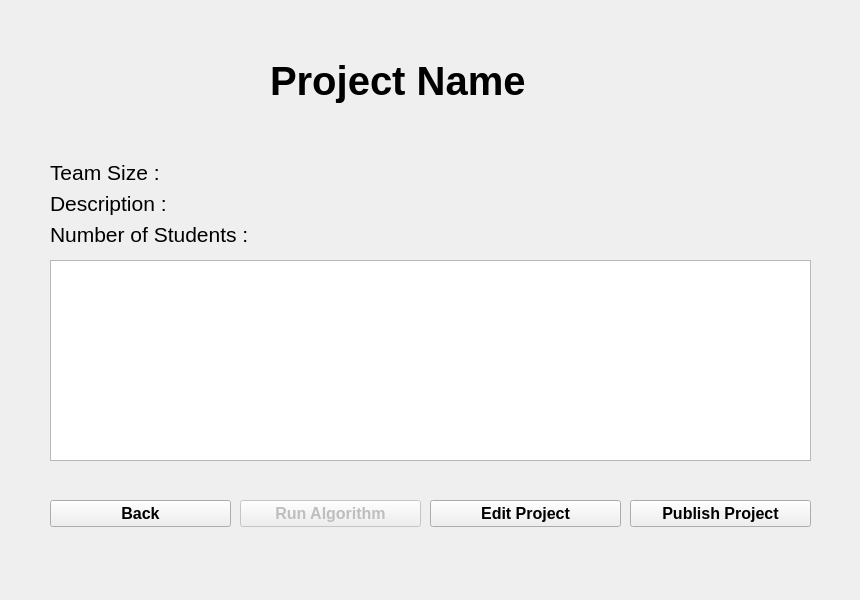
Above: project_files/projectpage.ui from aboodmufti/cupid before the change. Below: the same form after it.
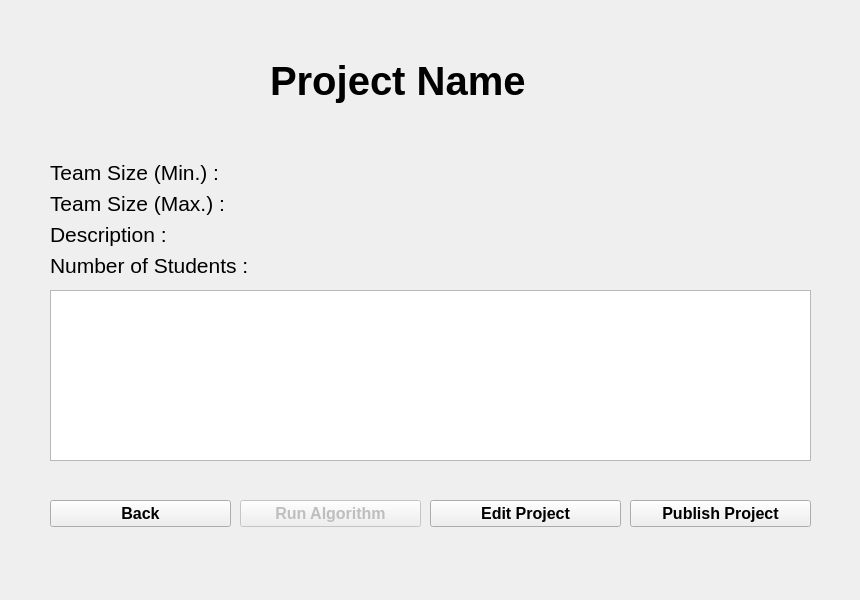
That is the form after the change.

```diff
--- a/project_files/projectpage.ui
+++ b/project_files/projectpage.ui
@@ -65,23 +65,38 @@
      <x>50</x>
      <y>160</y>
      <width>761</width>
-     <height>91</height>
+     <height>121</height>
     </rect>
    </property>
    <layout class="QFormLayout" name="formLayout">
-    <item row="0" column="0">
-     <widget class="QLabel" name="teamSizeLabel">
-      <property name="font">
-       <font>
-        <pointsize>16</pointsize>
-       </font>
-      </property>
-      <property name="text">
-       <string>Team Size :</string>
-      </property>
-     </widget>
-    </item>
+    <property name="fieldGrowthPolicy">
+     <enum>QFormLayout::AllNonFixedFieldsGrow</enum>
+    </property>
     <item row="1" column="0">
+     <widget class="QLabel" name="maxTeamSizeLabel">
+      <property name="font">
+       <font>
+        <pointsize>16</pointsize>
+       </font>
+      </property>
+      <property name="text">
+       <string>Team Size (Max.) :</string>
+      </property>
+     </widget>
+    </item>
+    <item row="1" column="1">
+     <widget class="QLabel" name="maxTeamSize">
+      <property name="font">
+       <font>
+        <pointsize>16</pointsize>
+       </font>
+      </property>
+      <property name="text">
+       <string/>
+      </property>
+     </widget>
+    </item>
+    <item row="2" column="0">
      <widget class="QLabel" name="descriptionLabel">
       <property name="font">
        <font>
@@ -93,19 +108,7 @@
       </property>
      </widget>
     </item>
-    <item row="0" column="1">
-     <widget class="QLabel" name="teamSize">
-      <property name="font">
-       <font>
-        <pointsize>16</pointsize>
-       </font>
-      </property>
-      <property name="text">
-       <string/>
-      </property>
-     </widget>
-    </item>
-    <item row="1" column="1">
+    <item row="2" column="1">
      <widget class="QLabel" name="description">
       <property name="font">
        <font>
@@ -117,7 +120,19 @@
       </property>
      </widget>
     </item>
-    <item row="2" column="0">
+    <item row="3" column="1">
+     <widget class="QLabel" name="numOfStudents">
+      <property name="font">
+       <font>
+        <pointsize>16</pointsize>
+       </font>
+      </property>
+      <property name="text">
+       <string/>
+      </property>
+     </widget>
+    </item>
+    <item row="3" column="0">
      <widget class="QLabel" name="numOfStudentsLabel">
       <property name="font">
        <font>
@@ -129,13 +144,22 @@
       </property>
      </widget>
     </item>
-    <item row="2" column="1">
-     <widget class="QLabel" name="numOfStudents">
+    <item row="0" column="0">
+     <widget class="QLabel" name="minTeamSizeLabel">
       <property name="font">
        <font>
         <pointsize>16</pointsize>
+        <weight>50</weight>
+        <bold>false</bold>
        </font>
       </property>
+      <property name="text">
+       <string>Team Size (Min.) :</string>
+      </property>
+     </widget>
+    </item>
+    <item row="0" column="1">
+     <widget class="QLabel" name="minTeamSize">
       <property name="text">
        <string/>
       </property>
@@ -213,9 +237,9 @@
    <property name="geometry">
     <rect>
      <x>50</x>
-     <y>260</y>
+     <y>290</y>
      <width>761</width>
-     <height>201</height>
+     <height>171</height>
     </rect>
    </property>
   </widget>
```
Left out of the diff: 2 changed lines with no effect on the pictures.
